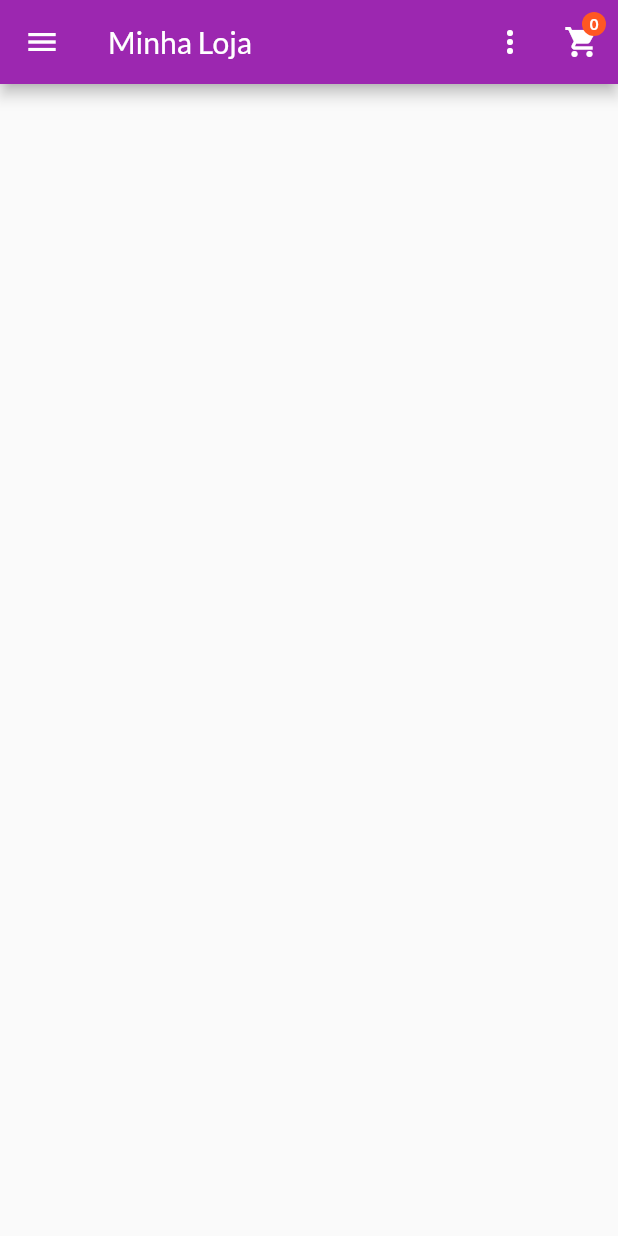
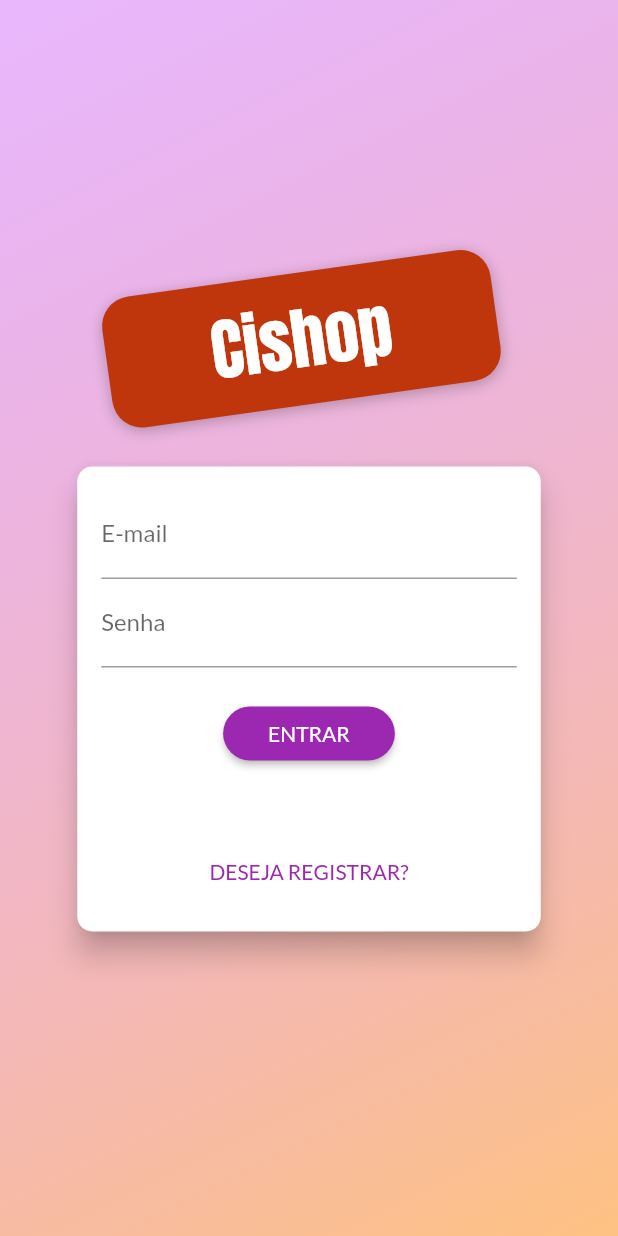
Before and after one commit to Gabrielhlc/cishop, a Flutter app: the screen it shows after launch, on a phone screen of 412 x 824 dp. Run offline on Flutter 3.47's test engine with Material 2 defaults, Android fonts, the phone set to English and light mode, and no system bars; our stand-ins replace flutter_dotenv.

Commit message:
add: auth page

```diff
--- /dev/null
+++ b/lib/components/auth_form.dart
@@ -0,0 +1,158 @@
+import 'package:flutter/material.dart';
+import 'package:provider/provider.dart';
+
+import '../models/auth.dart';
+
+enum AuthMode { SignUp, Login }
+
+class AuthForm extends StatefulWidget {
+  const AuthForm({super.key});
+
+  @override
+  State<AuthForm> createState() => _AuthFormState();
+}
+
+class _AuthFormState extends State<AuthForm> {
+  final _passwordController = TextEditingController();
+
+  final _formKey = GlobalKey<FormState>();
+
+  bool _isLoading = false;
+
+  AuthMode _authMode = AuthMode.Login;
+
+  Map<String, String> _authData = {
+    'email': '',
+    'password': '',
+  };
+
+  bool _isLogin() => _authMode == AuthMode.Login;
+  bool _isSignUp() => _authMode == AuthMode.SignUp;
+
+  void _switchAuthMode() {
+    setState(() {
+      if (_isLogin()) {
+        _authMode = AuthMode.SignUp;
+      } else {
+        _authMode = AuthMode.Login;
+      }
+    });
+  }
+
+  Future<void> _submit() async {
+    final isValid = _formKey.currentState?.validate() ?? false;
+
+    if (!isValid) return;
+
+    setState(() => _isLoading = true);
+
+    _formKey.currentState?.save();
+
+    Auth auth = Provider.of(context, listen: false);
+
+    if (_isLogin()) {
+      await auth.login(
+        _authData['email']!,
+        _authData['password']!,
+      );
+    } else {
+      await auth.signUp(
+        _authData['email']!,
+        _authData['password']!,
+      );
+    }
+
+    setState(() => _isLoading = false);
+  }
+
+  @override
+  Widget build(BuildContext context) {
+    final deviceSize = MediaQuery.of(context).size;
+
+    return Card(
+      elevation: 8,
+      shape: RoundedRectangleBorder(
+        borderRadius: BorderRadius.circular(10),
+      ),
+      child: Container(
+        padding: const EdgeInsets.all(16),
+        height: _isLogin() ? 310 : 400,
+        width: deviceSize.width * 0.75,
+        child: Form(
+          key: _formKey,
+          child: Column(
+            children: <Widget>[
+              TextFormField(
+                decoration: const InputDecoration(labelText: 'E-mail'),
+                keyboardType: TextInputType.emailAddress,
+                onSaved: (email) => _authData['email'] = email ?? '',
+                validator: (_email) {
+                  final email = _email ?? '';
+                  if (email.trim().isEmpty || !email.contains('@')) {
+                    return 'Informe um e-mail válido.';
+                  }
+                  return null;
+                },
+              ),
+              TextFormField(
+                decoration: const InputDecoration(labelText: 'Senha'),
+                keyboardType: TextInputType.text,
+                obscureText: true,
+                controller: _passwordController,
+                onSaved: (password) => _authData['password'] = password ?? '',
+                validator: (_password) {
+                  final password = _password ?? '';
+                  if (password.isEmpty || password.length < 5) {
+                    return 'Informe uma senha válida.';
+                  }
+                  return null;
+                },
+              ),
+              if (_isSignUp())
+                TextFormField(
+                  decoration:
+                      const InputDecoration(labelText: 'Confirmar senha'),
+                  keyboardType: TextInputType.text,
+                  obscureText: true,
+                  validator: (_isLogin())
+                      ? null
+                      : (_password) {
+                          final password = _password ?? '';
+                          if (password != _passwordController.text) {
+                            return 'Senhas informadas não conferem.';
+                          }
+                          return null;
+                        },
+                ),
+              const SizedBox(height: 20),
+              if (_isLoading)
+                const CircularProgressIndicator()
+              else
+                ElevatedButton(
+                  onPressed: _submit,
+                  style: ElevatedButton.styleFrom(
+                    shape: RoundedRectangleBorder(
+                      borderRadius: BorderRadius.circular(30),
+                    ),
+                    padding: const EdgeInsets.symmetric(
+                      horizontal: 30,
+                      vertical: 8,
+                    ),
+                  ),
+                  child: Text(
+                    _authMode == AuthMode.Login ? 'ENTRAR' : 'REGISTRAR',
+                  ),
+                ),
+              const Spacer(),
+              TextButton(
+                  onPressed: _switchAuthMode,
+                  child: Text(
+                    _isLogin() ? 'DESEJA REGISTRAR?' : 'JÁ POSSUI CONTA?',
+                  )),
+            ],
+          ),
+        ),
+      ),
+    );
+  }
+}
--- a/lib/main.dart
+++ b/lib/main.dart
@@ -1,5 +1,6 @@
 import 'package:cishop/models/order_list.dart';
 import 'package:cishop/models/product_list.dart';
+import 'package:cishop/pages/auth_page.dart';
 import 'package:cishop/pages/cart_page.dart';
 import 'package:cishop/pages/orders_page.dart';
 import 'package:cishop/pages/product_detail_page.dart';
@@ -9,10 +10,12 @@ import 'package:cishop/pages/products_page.dart';
 import 'package:cishop/utils/app_routes.dart';
 import 'package:flutter/material.dart';
 import 'package:provider/provider.dart';
+import 'package:flutter_dotenv/flutter_dotenv.dart';
 
 import 'models/cart.dart';
 
-void main() {
+Future main() async {
+  await dotenv.load(fileName: ".env");
   runApp(const MyApp());
 }
 
@@ -42,6 +45,7 @@ class MyApp extends StatelessWidget {
         ),
         debugShowCheckedModeBanner: false,
         routes: {
+          AppRoutes.AUTH: (ctx) => const AuthPage(),
           AppRoutes.HOME: (ctx) => const ProductsOverviewPage(),
           AppRoutes.PRODUCT_DETAIL: (ctx) => const ProductDetailPage(),
           AppRoutes.CART: (ctx) => const CartPage(),
--- /dev/null
+++ b/lib/pages/auth_page.dart
@@ -0,0 +1,67 @@
+import 'package:flutter/material.dart';
+import 'dart:math';
+
+import '../components/auth_form.dart';
+
+class AuthPage extends StatelessWidget {
+  const AuthPage({super.key});
+
+  @override
+  Widget build(BuildContext context) {
+    return Scaffold(
+      body: Stack(
+        children: <Widget>[
+          Container(
+            decoration: const BoxDecoration(
+              gradient: LinearGradient(
+                colors: [
+                  Color.fromRGBO(215, 117, 255, 0.5),
+                  Color.fromRGBO(255, 188, 117, 0.9),
+                ],
+                begin: Alignment.topLeft,
+                end: Alignment.bottomRight,
+              ),
+            ),
+          ),
+          Container(
+            width: double.infinity,
+            child: Column(
+              crossAxisAlignment: CrossAxisAlignment.center,
+              mainAxisAlignment: MainAxisAlignment.center,
+              children: <Widget>[
+                Container(
+                  margin: const EdgeInsets.only(bottom: 20),
+                  padding: const EdgeInsets.symmetric(
+                    vertical: 10,
+                    horizontal: 70,
+                  ),
+                  transform: Matrix4.rotationZ(-8 * pi / 180)..translate(-10.0),
+                  decoration: BoxDecoration(
+                    borderRadius: BorderRadius.circular(20),
+                    color: Colors.deepOrange.shade900,
+                    boxShadow: const [
+                      BoxShadow(
+                        blurRadius: 8,
+                        color: Colors.black26,
+                        offset: Offset(0, 2),
+                      ),
+                    ],
+                  ),
+                  child: const Text(
+                    'Cishop',
+                    style: TextStyle(
+                      fontSize: 45,
+                      fontFamily: 'Anton',
+                      color: Colors.white,
+                    ),
+                  ),
+                ),
+                const AuthForm(),
+              ],
+            ),
+          ),
+        ],
+      ),
+    );
+  }
+}
--- a/lib/utils/app_routes.dart
+++ b/lib/utils/app_routes.dart
@@ -1,5 +1,6 @@
 class AppRoutes {
-  static const HOME = '/';
+  static const AUTH = '/';
+  static const HOME = '/home';
   static const PRODUCT_DETAIL = '/product-detail';
   static const CART = '/cart';
   static const ORDERS = '/orders';
--- a/pubspec.yaml
+++ b/pubspec.yaml
@@ -33,6 +33,7 @@ dependencies:
   provider: ^6.0.0
   intl: ^0.18.1
   http: ^0.13.3
+  flutter_dotenv: ^5.1.0
 
   # The following adds the Cupertino Icons font to your application.
   # Use with the CupertinoIcons class for iOS style icons.
```
Also changed, not shown: lib/models/auth.dart (added, +34 -0 lines), produtos.txt (deleted, +0 -34 lines), pubspec.lock, 1 other file.
